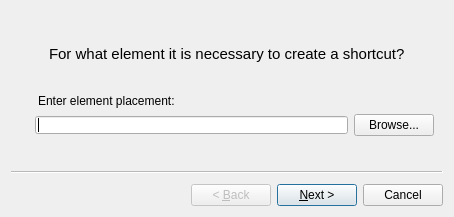
Qt form ui/create_shortcut_wizard.ui (nextgis/qgis_shortcut_manager) before a commit.
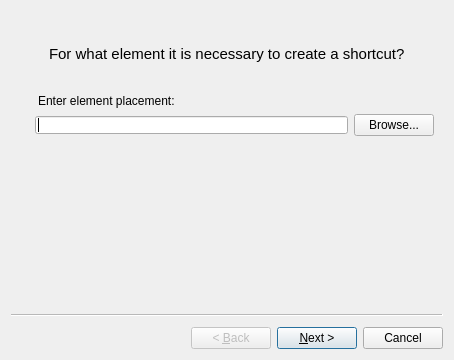
The same form after that commit. Icons and pictures are not drawn.

What changed in the file:
```diff
--- a/ui/create_shortcut_wizard.ui
+++ b/ui/create_shortcut_wizard.ui
@@ -6,8 +6,8 @@
    <rect>
     <x>0</x>
     <y>0</y>
-    <width>427</width>
-    <height>217</height>
+    <width>429</width>
+    <height>360</height>
    </rect>
   </property>
   <property name="sizePolicy">
```
Left out of the diff: 4 changed lines with no effect on the pictures.
